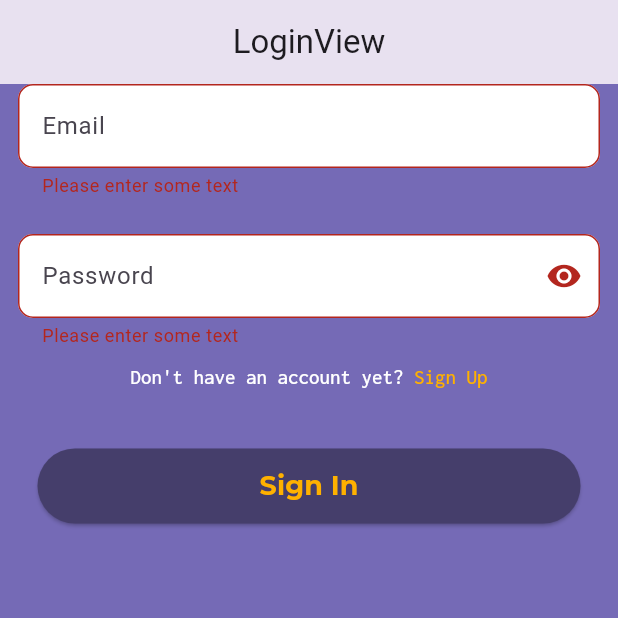
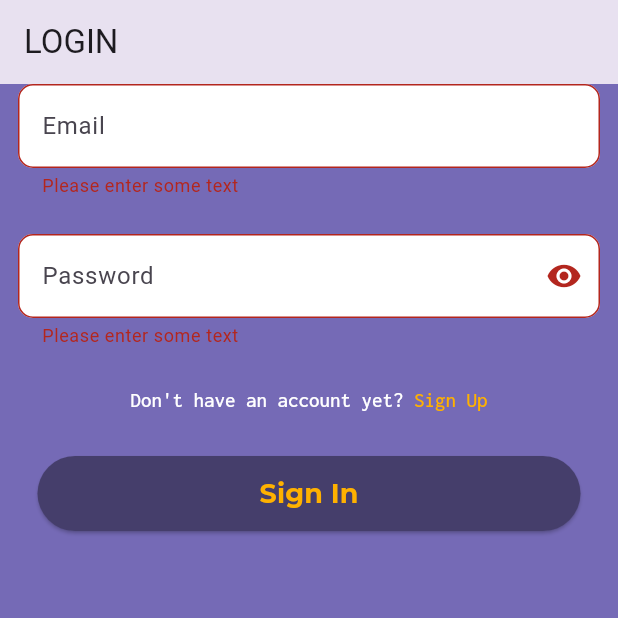
Before and after one commit to syncwithadifens/conveyance_apps, a Flutter app: the screen it shows after launch, scrolled down 56 dp, after a tap on "Sign In", on a phone screen of 412 x 824 dp, the top half of it. Run offline on Flutter 3.47's test engine with Material 3 defaults, Android fonts, the phone set to English and light mode, and no system bars; our stand-ins replace cached_network_image, cloud_firestore, firebase_auth, firebase_core, firebase_storage, get and 3 more; accounts and stored records are empty; network calls fail.

Commit message:
style: :lipstick: improve ui

```diff
--- a/lib/app/modules/login/views/login_view.dart
+++ b/lib/app/modules/login/views/login_view.dart
@@ -14,8 +14,7 @@ class LoginView extends GetView<LoginController> {
   Widget build(BuildContext context) {
     return Scaffold(
       appBar: AppBar(
-        title: const Text('LoginView'),
-        centerTitle: true,
+        title: const Text('LOGIN'),
       ),
       body: SingleChildScrollView(
         child: Container(
@@ -68,6 +67,9 @@ class LoginView extends GetView<LoginController> {
                               child: const Icon(Icons.visibility_off)),
                       isHidden: controller.showPassword.value,
                     )),
+                const SizedBox(
+                  height: 15,
+                ),
                 RichText(
                   text: TextSpan(
                       text: 'Don\'t have an account yet?',
@@ -83,7 +85,7 @@ class LoginView extends GetView<LoginController> {
                 Container(
                   height: 50,
                   width: double.infinity,
-                  margin: const EdgeInsets.only(left: 25, right: 25, top: 40),
+                  margin: const EdgeInsets.only(left: 25, right: 25, top: 30),
                   child: ElevatedButton(
                     style: ElevatedButton.styleFrom(
                       backgroundColor: secondaryColor,
@@ -93,7 +95,7 @@ class LoginView extends GetView<LoginController> {
                         // If the form is valid, display a snackbar. In the real world,
                         // you'd often call a server or save the information in a database.
                         controller.signIn().then((value) =>
-                            value == true ? Get.toNamed(Routes.HOME) : null);
+                            value == true ? Get.offNamed(Routes.HOME) : null);
                       }
                     },
                     child: Text(
```
